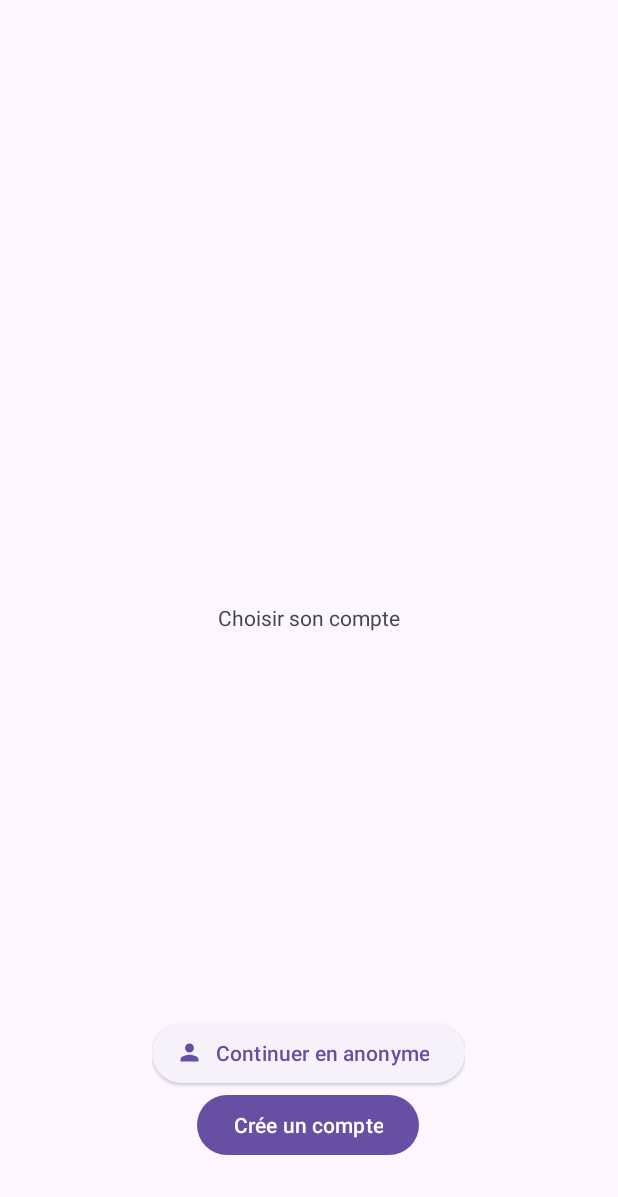
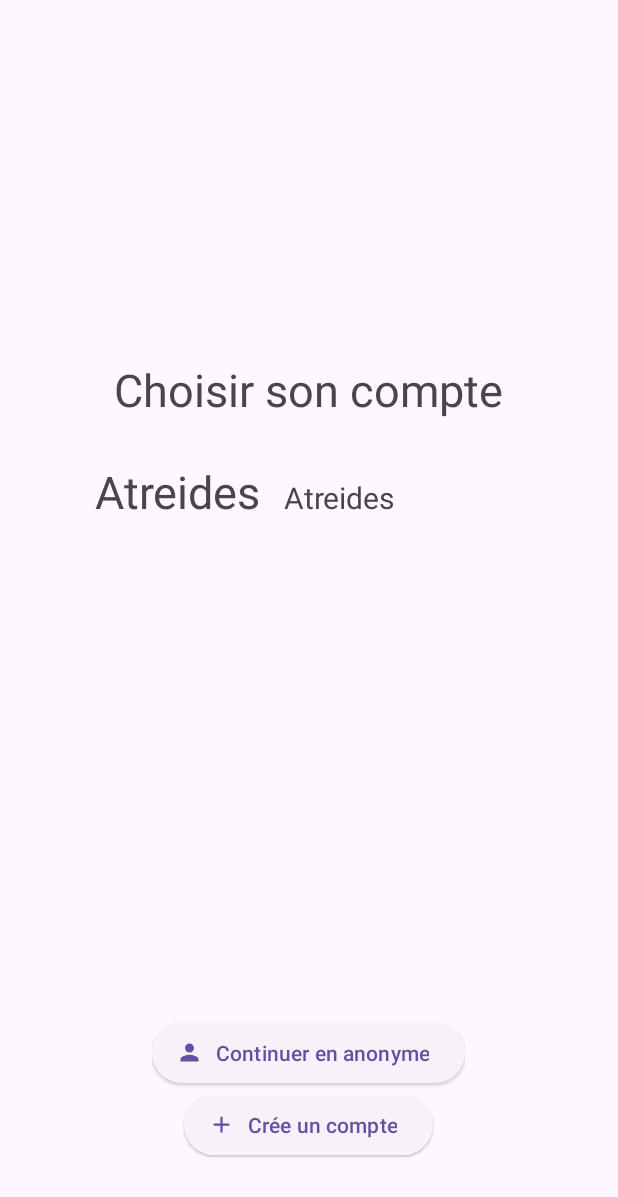
Before and after one commit to IUT2follmih/MiniProjet, an Android app: the screen it shows after launch (MainActivity), on a phone screen of 412 x 824 dp. Shown: the top 1197 px of the screen. Run offline under Robolectric (Android 15) with nearby library versions, the phone set to English and light mode, and no system bars; our stand-ins replace Room's generated code.

```diff
--- a/app/src/main/java/com/example/miniprojet/MainActivity.java
+++ b/app/src/main/java/com/example/miniprojet/MainActivity.java
@@ -1,9 +1,13 @@
 package com.example.miniprojet;
 
 import android.content.Intent;
+import android.os.AsyncTask;
 import android.os.Bundle;
 import android.view.View;
+import android.widget.AdapterView;
 import android.widget.Button;
+import android.widget.ListView;
+import android.widget.Toast;
 
 import androidx.activity.EdgeToEdge;
 import androidx.appcompat.app.AppCompatActivity;
@@ -12,22 +16,58 @@ import androidx.core.view.ViewCompat;
 import androidx.core.view.WindowInsetsCompat;
 
 import com.example.miniprojet.dataBase.DataBaseClient;
+import com.example.miniprojet.dataBase.Users;
+
+import java.util.ArrayList;
+import java.util.List;
 
 public class MainActivity extends AppCompatActivity {
 
     private DataBaseClient maBase;
+    private UserAdaptater adaptater;
 
     Button btnAno;
     Button btnCrea;
+    ListView userList;
 
     @Override
     protected void onCreate(Bundle savedInstanceState) {
         super.onCreate(savedInstanceState);
+        setContentView(R.layout.activity_main);
+
         maBase = DataBaseClient.getInstance(getApplicationContext());
-        setContentView(R.layout.activity_main);
 
         btnAno = (Button) findViewById(R.id.Main_btn_Ano);
         btnCrea = (Button) findViewById(R.id.Main_btn_crea);
+
+        userList = (ListView) findViewById(R.id.Main_list_users);
+
+        adaptater = new UserAdaptater(this, new ArrayList<Users>());
+        userList.setAdapter(adaptater);
+
+        userList.setOnItemClickListener(new AdapterView.OnItemClickListener() {
+            @Override
+            public void onItemClick(AdapterView<?> parent, View view, int position, long id) {
+                Users user = adaptater.getItem(position);
+
+                Toast.makeText(MainActivity.this, "Click : " + user.getPrenom(), Toast.LENGTH_SHORT).show();
+
+            }
+        });
+
+        userList.setOnItemLongClickListener(new AdapterView.OnItemLongClickListener() {
+            @Override
+            public boolean onItemLongClick(AdapterView<?> parent, View view, int position, long id) {
+
+                // Récupération de la tâche cliquée à l'aide de l'adapter
+                Users user = adaptater.getItem(position);
+
+                // Message
+                Toast.makeText(MainActivity.this, "LongClick : " + user.getNom(), Toast.LENGTH_SHORT).show();
+
+                return false;
+            }
+        });
 
         // TODO : faire la liste des comptes
         btnAno.setOnClickListener(new View.OnClickListener() {
@@ -46,4 +86,50 @@ public class MainActivity extends AppCompatActivity {
             }
         });
     }
+
+    private void getUsers() {
+        class GetUsers extends AsyncTask<Void, Void, List<Users>> {
+
+            @Override
+            protected List<Users> doInBackground(Void... voids){
+                List<Users> usersList = maBase.getAppDatabase()
+                        .usersDao()
+                        .getALl();
+                return usersList;
+            }
+
+            @Override
+            protected void onPostExecute(List<Users> users) {
+                super.onPostExecute(users);
+
+                // Mettre à jour l'adapter avec la liste de taches
+                adaptater.clear();
+                adaptater.addAll(users);
+
+                // Now, notify the adapter of the change in source
+                adaptater.notifyDataSetChanged();
+            }
+        }
+
+        GetUsers gu = new GetUsers();
+        gu.execute();
+    }
+
+    @Override
+    protected void onStart() {
+        super.onStart();
+
+        getUsers();
+    }
+
+//    @Override
+//    protected void onActivityResult(int requestCode, int resultCode, @Nullable Intent data) {
+//        super.onActivityResult(requestCode, resultCode, data);
+//
+//        if (requestCode == REQUEST_CODE_ADD && resultCode == RESULT_OK) {
+//
+//            // Mise à jour des taches
+//            getTasks();
+//        }
+//    }
 }
--- /dev/null
+++ b/app/src/main/java/com/example/miniprojet/UserAdaptater.java
@@ -0,0 +1,43 @@
+package com.example.miniprojet;
+
+import android.content.Context;
+import android.view.LayoutInflater;
+import android.view.View;
+import android.view.ViewGroup;
+import android.widget.ArrayAdapter;
+import android.widget.TextView;
+
+import java.util.List;
+
+import com.example.miniprojet.dataBase.Users;
+
+
+public class UserAdaptater extends ArrayAdapter<Users>{
+
+    public UserAdaptater(Context mContext, List<Users> usersList){
+        super(mContext, R.layout.template_user, usersList);
+    }
+
+    @Override
+    public View getView(int position, View convertView, ViewGroup parent) {
+
+        // Récupération de la multiplication
+        final Users users = getItem(position);
+
+        // Charge le template XML
+        LayoutInflater inflater = (LayoutInflater) getContext()
+                .getSystemService(Context.LAYOUT_INFLATER_SERVICE);
+        final View rowView = inflater.inflate(R.layout.template_user, parent, false);
+
+        // Récupération des objets graphiques dans le template
+        TextView prenom = (TextView) rowView.findViewById(R.id.Template_user_prenom);
+        TextView nom = (TextView) rowView.findViewById(R.id.template_user_nom);
+
+        //
+        prenom.setText(users.getPrenom());
+        nom.setText(users.getPrenom());
+
+        //
+        return rowView;
+    }
+}
--- /dev/null
+++ b/app/src/main/res/drawable/baseline_add_24.xml
@@ -0,0 +1,5 @@
+<vector xmlns:android="http://schemas.android.com/apk/res/android" android:height="24dp" android:tint="#000000" android:viewportHeight="24" android:viewportWidth="24" android:width="24dp">
+
+    <path android:fillColor="@android:color/white" android:pathData="M19,13h-6v6h-2v-6H5v-2h6V5h2v6h6v2z"/>
+
+</vector>
--- a/app/src/main/res/layout/activity_main.xml
+++ b/app/src/main/res/layout/activity_main.xml
@@ -9,16 +9,29 @@
 
 
     <LinearLayout
-        android:layout_width="wrap_content"
-        android:layout_height="wrap_content"
+        android:layout_width="300dp"
+        android:layout_height="500dp"
         android:gravity="center"
-        android:layout_centerInParent="true"
-        android:orientation="vertical">
+        android:orientation="vertical"
+        android:layout_alignParentTop="true"
+        android:layout_centerHorizontal="true"
+        android:layout_marginTop="50dp"
+        >
 
         <TextView
             android:layout_width="wrap_content"
             android:layout_height="wrap_content"
-            android:text="@string/Main_main_title"/>
+            android:text="@string/Main_main_title"
+            android:textSize="30dp"
+            android:layout_marginBottom="20dp"/>
+
+        <ListView
+            android:id="@+id/Main_list_users"
+            android:layout_width="match_parent"
+            android:layout_height="wrap_content"
+            android:orientation="vertical"
+            />
+
     </LinearLayout>
 
     <LinearLayout
@@ -39,10 +52,13 @@
             />
 
         <Button
+            style="@style/Widget.Material3.Button.ElevatedButton.Icon"
             android:layout_width="wrap_content"
             android:layout_height="wrap_content"
             android:text="@string/Main_btn_crea"
-            android:id="@+id/Main_btn_crea"/>
+            android:id="@+id/Main_btn_crea"
+            app:icon="@drawable/baseline_add_24"
+            />
     </LinearLayout>
 
 
--- /dev/null
+++ b/app/src/main/res/layout/template_user.xml
@@ -0,0 +1,25 @@
+<?xml version="1.0" encoding="utf-8"?>
+<LinearLayout xmlns:android="http://schemas.android.com/apk/res/android"
+    android:layout_width="match_parent"
+    android:layout_height="wrap_content"
+    android:orientation="horizontal"
+    android:padding="7dp">
+
+    <TextView
+        android:id="@+id/Template_user_prenom"
+        android:layout_width="wrap_content"
+        android:layout_height="wrap_content"
+        android:layout_marginRight="15dp"
+        android:layout_marginBottom="5dp"
+        android:text="@string/Template_user_prenom_text"
+        android:textSize="30sp" />
+
+    <TextView
+        android:id="@+id/template_user_nom"
+        android:layout_width="wrap_content"
+        android:layout_height="wrap_content"
+        android:text="@string/Template_user_nom_text"
+        android:textSize="20dp" />
+
+
+</LinearLayout>
--- a/app/src/main/res/values/strings.xml
+++ b/app/src/main/res/values/strings.xml
@@ -18,4 +18,6 @@
     <string name="Result_text_name">Nom de L\'EXO</string>
     <string name="Result_text_nbOk">Nombre de réponse juste</string>
     <string name="Result_text_nbError">Nombre de fautes</string>
+    <string name="Template_user_prenom_text">PRENOM</string>
+    <string name="Template_user_nom_text">NOM</string>
 </resources>
```
